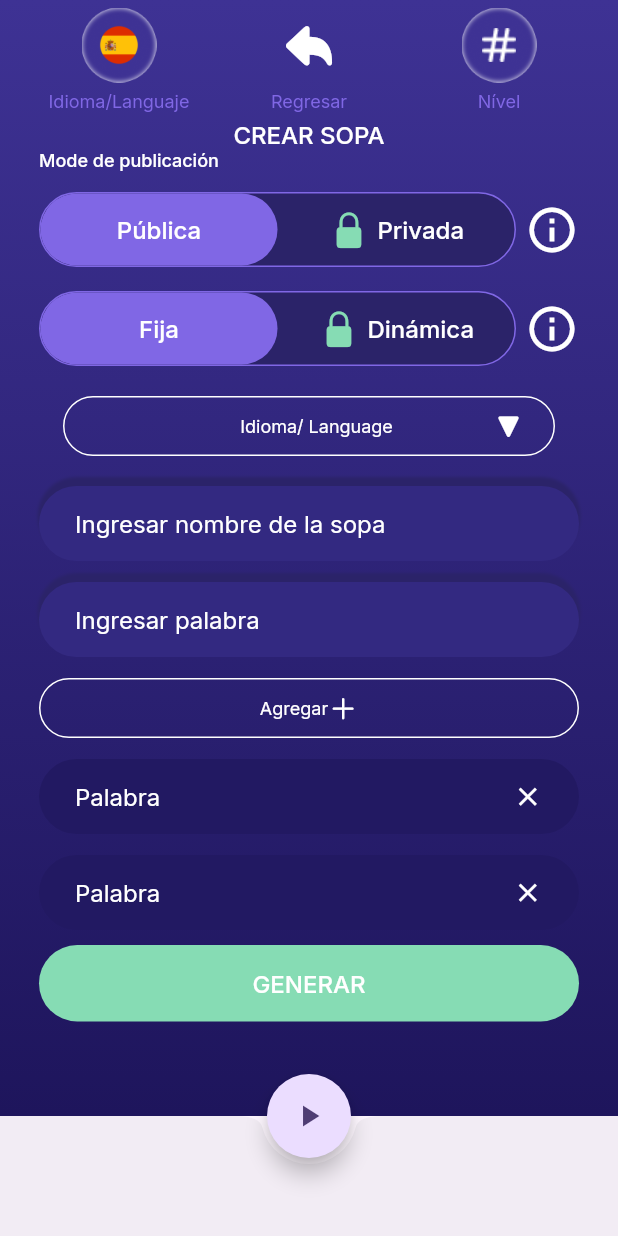
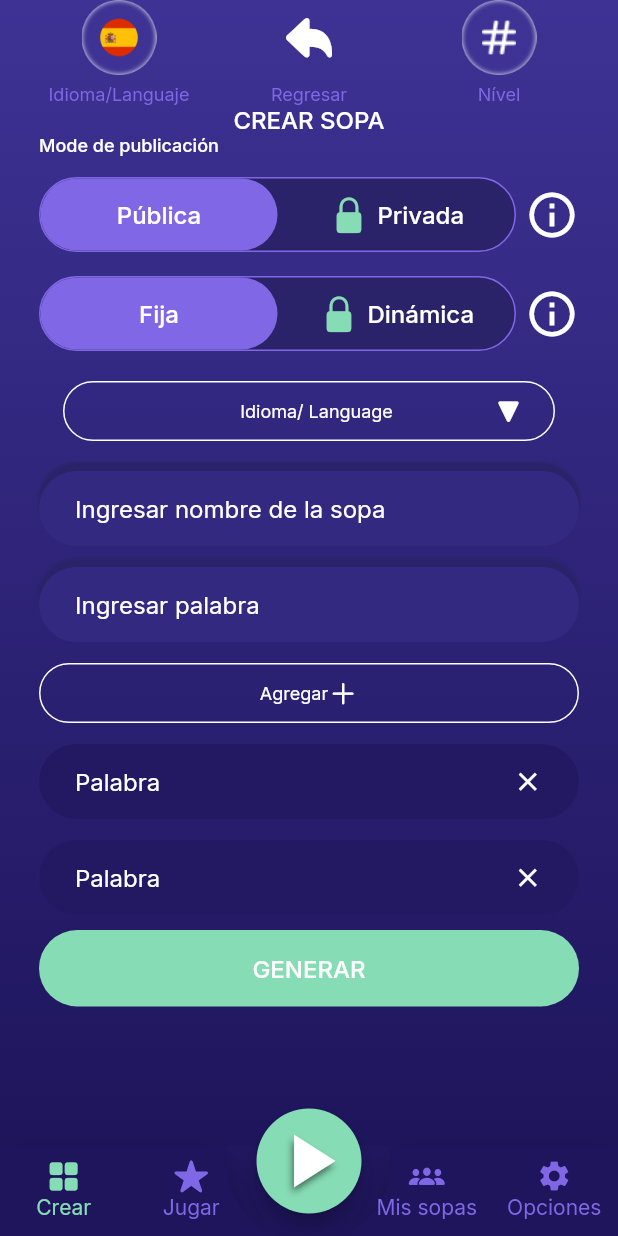
Before and after one commit to bhaskarblur/Wercos-Crossword-App, a Flutter app: the screen it shows after launch, on a phone screen of 412 x 824 dp. Run offline on Flutter 3.47's test engine with Material 2 defaults, Android fonts, the phone set to English and light mode, and no system bars; drawn by our look-alikes of animated_bottom_navigation_bar; our stand-ins replace google_fonts.

Commit message:
bottom navigation bar completed

```diff
--- a/lib/components/custom_switch_button.dart
+++ b/lib/components/custom_switch_button.dart
@@ -1,5 +1,6 @@
 import 'package:flutter/cupertino.dart';
 import 'package:flutter/material.dart';
+
 
 import '../utils/all_colors.dart';
 import '../utils/font_size.dart';
--- /dev/null
+++ b/lib/components/model/bottom_navigation_item.dart
@@ -0,0 +1,13 @@
+import 'package:flutter/cupertino.dart';
+
+class BottomNavigationItem{
+
+  final String text;
+
+  final IconData iconData;
+
+  BottomNavigationItem({required this.iconData, required this.text});
+
+
+
+}
--- a/lib/views/dashboard.dart
+++ b/lib/views/dashboard.dart
@@ -1,13 +1,25 @@
+import 'package:animated_bottom_navigation_bar/animated_bottom_navigation_bar.dart';
 import 'package:flutter/cupertino.dart';
 import 'package:flutter/material.dart';
+import 'package:mobile_app_word_search/components/labels.dart';
+import 'package:mobile_app_word_search/components/model/bottom_navigation_item.dart';
+import 'package:mobile_app_word_search/utils/all_colors.dart';
 import 'package:mobile_app_word_search/views/home_page.dart';
 import 'package:mobile_app_word_search/views/language_selection_page.dart';
 import 'package:mobile_app_word_search/views/option_page.dart';
 
-class Dashboard extends StatelessWidget {
+
+
+
+class Dashboard extends StatefulWidget {
    Dashboard({Key? key}) : super(key: key);
 
-  int currentIndex=0;
+  @override
+  State<Dashboard> createState() => _DashboardState();
+}
+
+class _DashboardState extends State<Dashboard> {
+  int _currentIndex=0;
 
   final List<Widget> pages=[
     HomePage(),
@@ -17,44 +29,99 @@ class Dashboard extends StatelessWidget {
 
 
   ];
-  final PageStorageBucket bucket= PageStorageBucket();
-  Widget currentPage= HomePage();
+  List<BottomNavigationItem> _iconList = [
+   BottomNavigationItem(iconData:  CupertinoIcons.square_grid_2x2_fill, text: "Crear"),
+   BottomNavigationItem(iconData:  CupertinoIcons.star_fill, text: "Jugar"),
+   BottomNavigationItem(iconData:  CupertinoIcons.person_3_fill, text: "Mis sopas"),
+   BottomNavigationItem(iconData:      Icons.settings, text: "Opciones"),
+
+
+
+  ];
+
+
 
   @override
   Widget build(BuildContext context) {
-    return Scaffold(
-      body: PageStorage(
-        child: currentPage,
-        bucket: bucket,
-      ),
+    return Container(
+      decoration: const BoxDecoration(gradient: AllColors.bg),
+      child: Scaffold(
+        backgroundColor: Colors.transparent,
 
-      floatingActionButton: FloatingActionButton(
-          shape: RoundedRectangleBorder(
-              borderRadius: BorderRadius.circular(50)
-          ),
-        child: Icon(Icons.play_arrow),
+        body: pages[_currentIndex],
 
-        onPressed: () {  },),
+        floatingActionButton: Padding(
+          padding: const EdgeInsets.only(top: 20.0),
+          child: SizedBox(height: 70,
+            width: 70,
+            child: FloatingActionButton(
+              backgroundColor: AllColors.liteGreen,
 
-      floatingActionButtonLocation: FloatingActionButtonLocation.centerDocked,
 
-      bottomNavigationBar: BottomAppBar(
-        shape: CircularNotchedRectangle(),
+                shape: RoundedRectangleBorder(
 
-        child: Container(
-          height: 60,
-          child: Row(
-            mainAxisAlignment: MainAxisAlignment.spaceBetween,
-            children: [
-              Row(
-                crossAxisAlignment: CrossAxisAlignment.start,
-                children: [
+                    borderRadius: BorderRadius.circular(50)
+                ),
+              child: Icon(Icons.play_arrow,size: 60, color: AllColors.white, shadows: [
 
-                ],
-              )
-            ],
+                BoxShadow(
+                  color: AllColors.black.withOpacity(0.5),
+                  blurRadius: 6,
+                  spreadRadius:10,
+                  offset: Offset(-1,3),
+
+                ),
+
+
+              ],),
+
+              onPressed: () {  },),
           ),
         ),
+
+        floatingActionButtonLocation: FloatingActionButtonLocation.centerDocked,
+
+        bottomNavigationBar: AnimatedBottomNavigationBar.builder(
+
+
+
+
+
+          notchMargin: 20,
+          height: 60,
+          shadow: BoxShadow(
+
+            color: AllColors.black.withOpacity(0.3),
+            blurRadius: 5,
+            spreadRadius: 10,
+            offset: Offset(1,-6),
+
+
+
+          ),
+
+
+          backgroundColor: AllColors.superDarkPurple,
+
+
+        activeIndex: _currentIndex,
+        gapLocation: GapLocation.center,
+        notchSmoothness: NotchSmoothness.softEdge,
+
+
+        onTap: (index) => setState(() => _currentIndex = index), itemCount: 4, tabBuilder: (int index, bool isActive) {
+            return Padding(
+              padding: const EdgeInsets.only(top: 8.0),
+              child: Column(children: [
+               Icon(_iconList[index].iconData, color: isActive? AllColors.liteGreen: AllColors.superLitePurple,),
+                Label(text: _iconList[index].text,color: isActive? AllColors.liteGreen: AllColors.superLitePurple)
+
+              ],),
+            );
+        },
+
+        //other params
+      ),
       ),
     );
 
--- a/lib/views/home_page.dart
+++ b/lib/views/home_page.dart
@@ -16,12 +16,7 @@ class HomePage extends StatefulWidget {
   State<HomePage> createState() => _HomePageState();
 }
 
-List<IconData> _iconList = [
-  CupertinoIcons.square_grid_2x2_fill,
-  CupertinoIcons.star_fill,
-  CupertinoIcons.person_3_fill,
-  Icons.settings
-];
+
 
 
 
@@ -33,7 +28,7 @@ class _HomePageState extends State<HomePage> {
       decoration: const BoxDecoration(gradient: AllColors.bg),
       child: Scaffold(
         appBar: AppBar(
-          toolbarHeight: 80,
+          toolbarHeight: 70,
           centerTitle: true,
           backgroundColor: Colors.transparent,
           title: Row(
--- a/pubspec.yaml
+++ b/pubspec.yaml
@@ -37,6 +37,7 @@ dependencies:
   cupertino_icons: ^1.0.2
   google_fonts:
   animated_bottom_navigation_bar:
+
 
 dev_dependencies:
   flutter_test:
```
